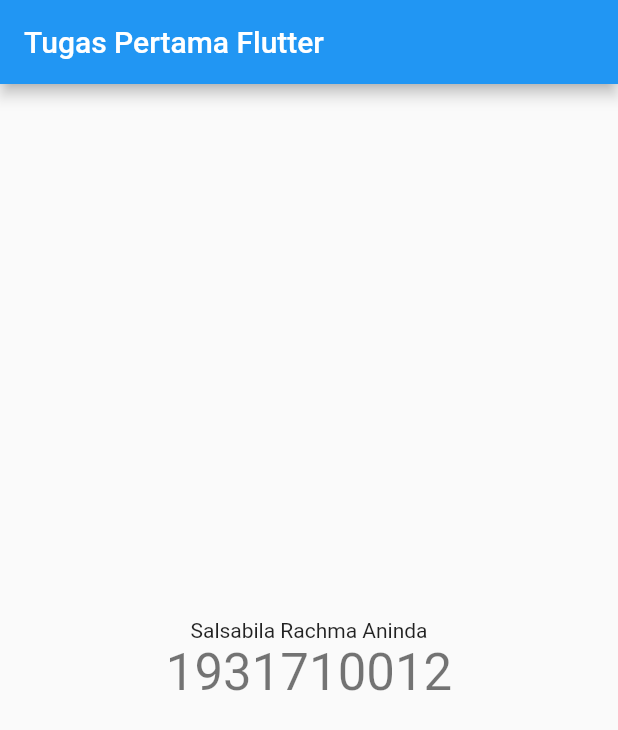
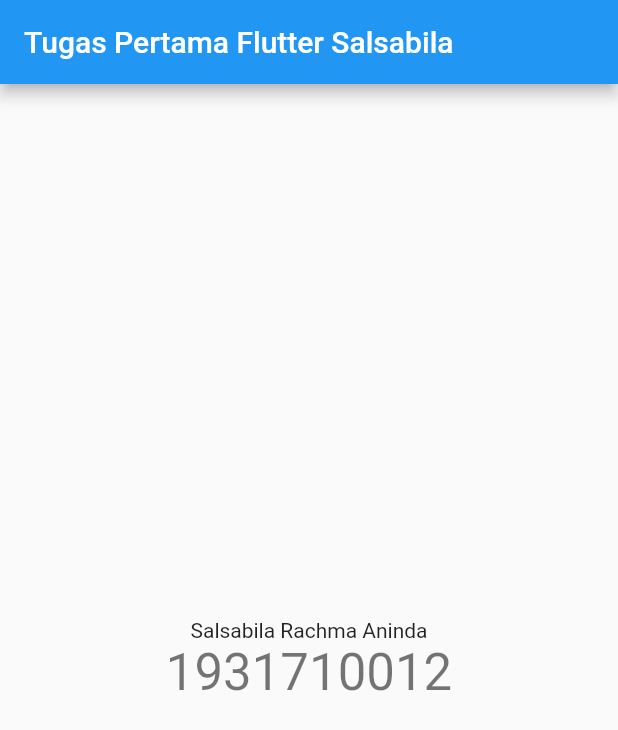
Before and after one commit to salsabilaand/polinema_mobile_flutter_hello, a Flutter app: the screen it shows after launch, on a phone screen of 412 x 824 dp. Shown: the top 730 px of the screen. Run offline on Flutter 3.47's test engine with Material 2 defaults, Android fonts, the phone set to English and light mode, and no system bars.

Commit message:
edit title

```diff
--- a/lib/main.dart
+++ b/lib/main.dart
@@ -22,7 +22,7 @@ class MyApp extends StatelessWidget {
         // is not restarted.
         primarySwatch: Colors.blue,
       ),
-      home: MyHomePage(title: 'Tugas Pertama Flutter'),
+      home: MyHomePage(title: 'Tugas Pertama Flutter Salsabila'),
     );
   }
 }
```
